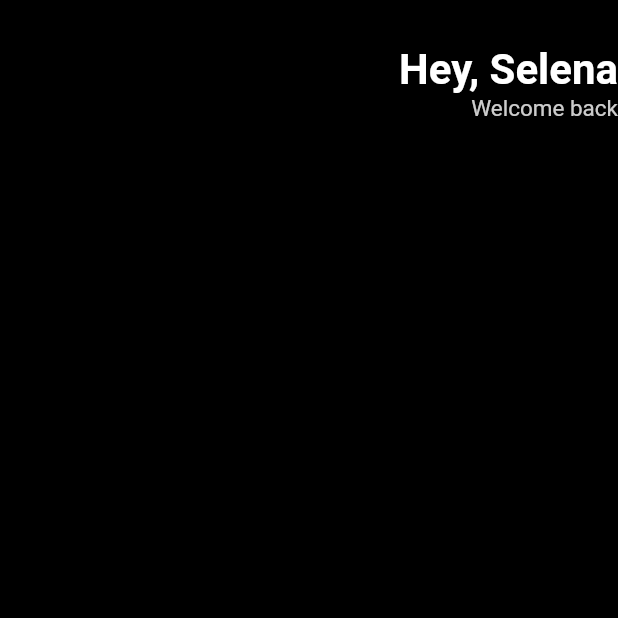
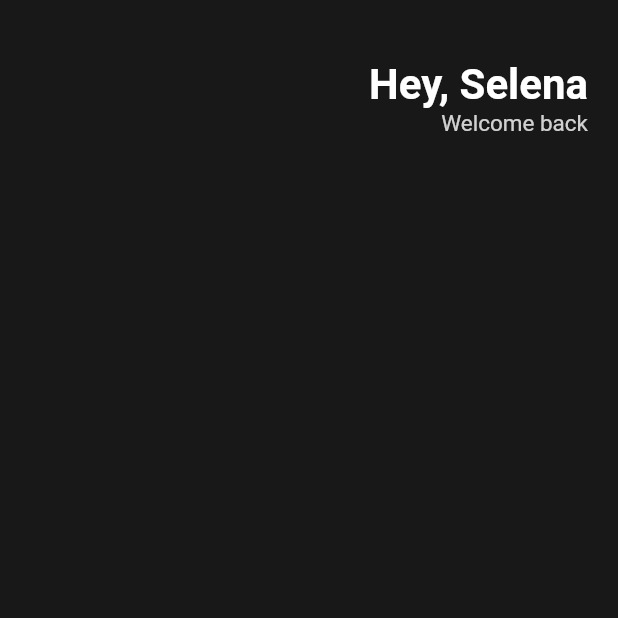
Before and after one commit to PKyes44/NomadCoderFlutter, a Flutter app: the screen it shows after launch, on a phone screen of 412 x 824 dp, the top half of it. Run offline on Flutter 3.47's test engine with Material 2 defaults, Android fonts, the phone set to English and light mode, and no system bars.

Commit message:
20230907-06

```diff
--- a/toonfilx/lib/main.dart
+++ b/toonfilx/lib/main.dart
@@ -9,11 +9,13 @@ class App extends StatelessWidget {
   Widget build(BuildContext context) {
     return MaterialApp(
       home: Scaffold(
-        backgroundColor: Colors.black,
-        body: Column(
+          backgroundColor: Color(0xFF181818),
+          body: Padding(
+            padding: EdgeInsets.symmetric(horizontal: 20),
+            child: Column(
               children: [
                 SizedBox(
-              height: 30,
+                  height: 40,
                 ),
                 Row(
                   mainAxisAlignment: MainAxisAlignment.end,
@@ -37,12 +39,12 @@ class App extends StatelessWidget {
                           ),
                         ),
                       ],
-                )
+                    ),
                   ],
                 )
               ],
             ),
-      ),
+          ),),
     );
   }
 }
```
Lines whose indentation alone changed are shown as unchanged.
